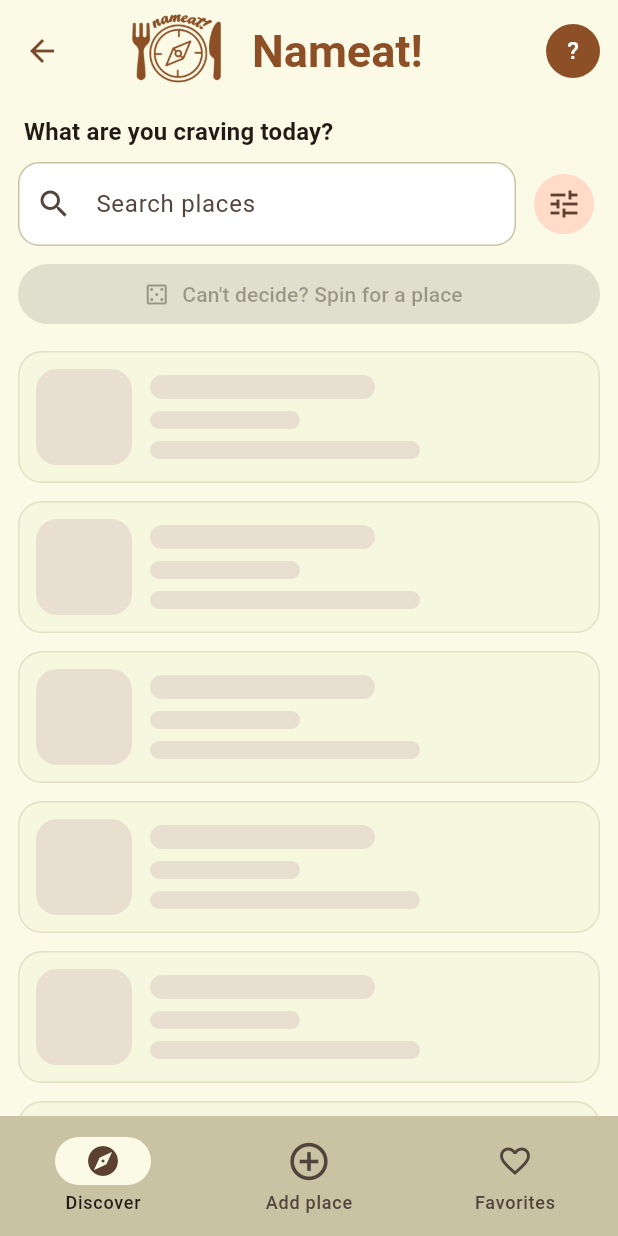
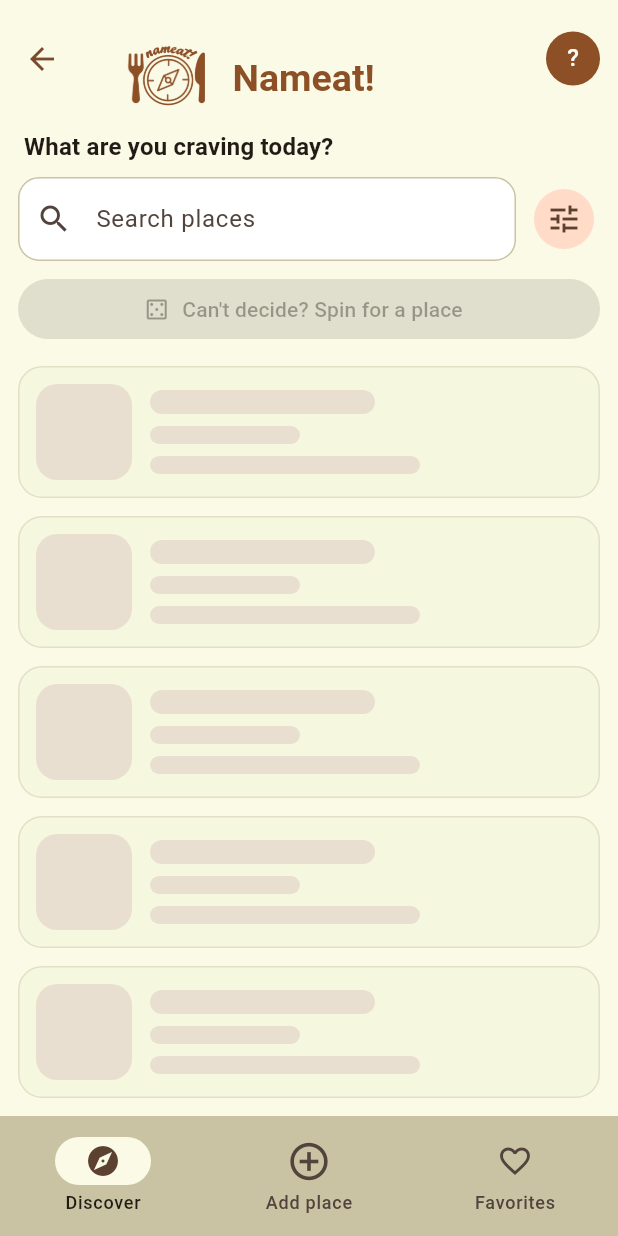
Before and after one commit to chloorophyll/Nameat---Flutter-App, a Flutter app: the HomeShell screen opened directly, on a phone screen of 412 x 824 dp. Run offline on Flutter 3.47's test engine with Material 3 defaults, Android fonts, the light colour scheme and no system bars; our stand-ins replace google_fonts, image_picker, shared_preferences; accounts and stored records are empty.

Commit message:
Update app logo, Homemade Apple font styling, and AppBar layout

```diff
--- a/lib/screens/home_shell.dart
+++ b/lib/screens/home_shell.dart
@@ -59,21 +59,24 @@ class _HomeShellState extends State<HomeShell> {
 
     return Scaffold(
       appBar: AppBar(
-        toolbarHeight: 68,
+        toolbarHeight: 78,
         titleSpacing: 12,
-        title: Row(
+        title: Transform.translate(
+          offset: const Offset(0, 13),
+          child: Row(
+            crossAxisAlignment: CrossAxisAlignment.center,
             children: [
-            const AppLogo(size: 98),
+              const AppLogo(size: 85),
               const SizedBox(width: 2),
               Text(
                 'Nameat!',
                 style: GoogleFonts.homemadeApple(
-                fontSize: 30,
-                fontWeight: FontWeight.bold,
+                  fontSize: 25,
                   color: theme.colorScheme.primary,
                 ),
               ),
             ],
+          ),
         ),
         actions: [
           PopupMenuButton<String>(
```
Lines whose indentation alone changed are shown as unchanged.
